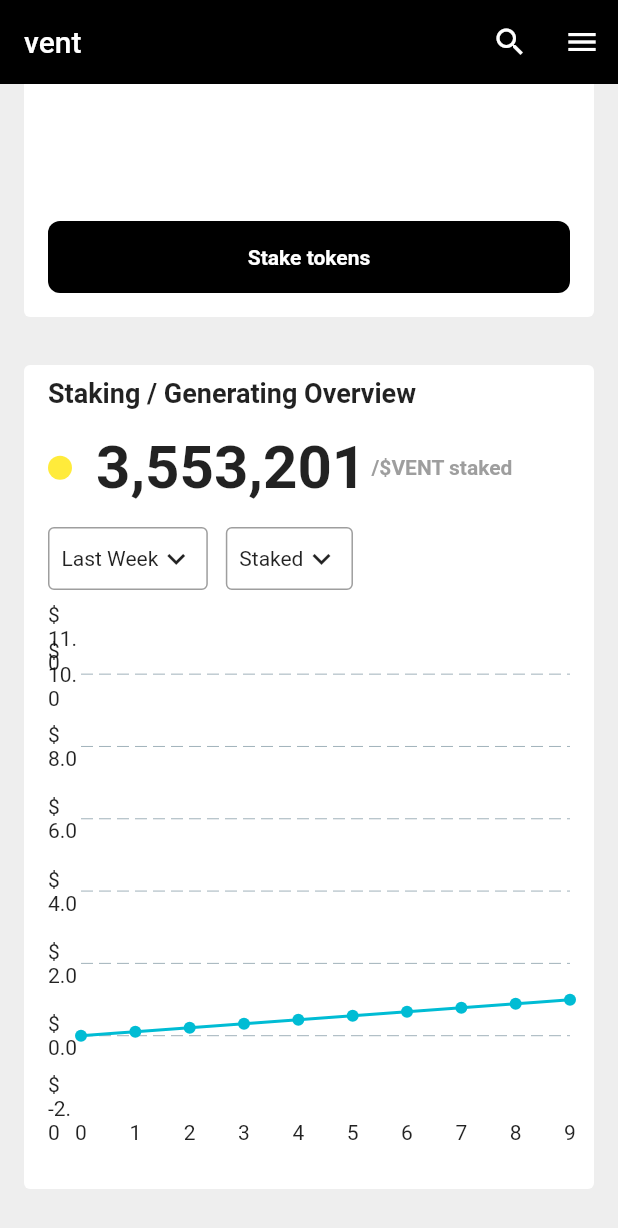
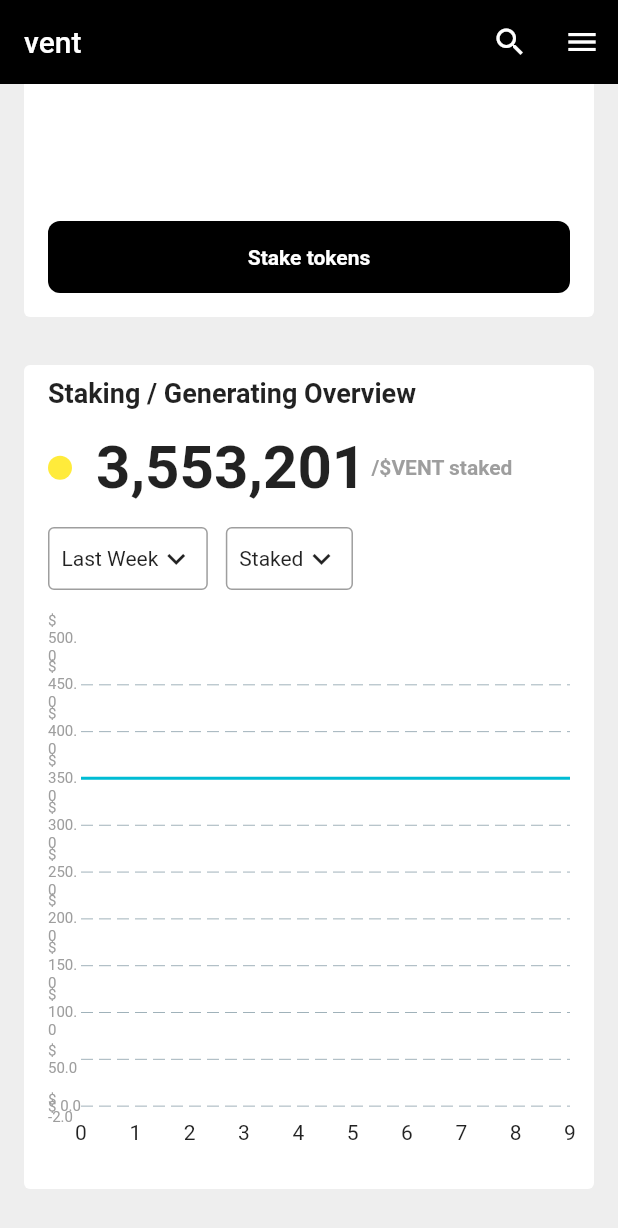
Before and after one commit to JAICHANGPARK/flutter_notebook_19th_story, a Flutter app: the screen it shows after launch, scrolled down 466 dp, on a phone screen of 412 x 824 dp. Shown: the top 1228 px of the screen. Run offline on Flutter 3.47's test engine with Material 2 defaults, Android fonts, the phone set to English and light mode, and no system bars; drawn by our look-alikes of countup, fl_chart; our stand-ins replace cached_network_image, flutter_riverpod, freezed_annotation, smooth_page_indicator, video_player.

Commit message:
Update staking_main_page.dart

```diff
--- a/lib/ep1117_staking_app/src/ui/staking_main_page.dart
+++ b/lib/ep1117_staking_app/src/ui/staking_main_page.dart
@@ -600,26 +600,34 @@ class _StakingMainPageState extends State<StakingMainPage> with SingleTickerProv
                                   rightTitles: AxisTitles(),
                                   leftTitles: AxisTitles(
                                     sideTitles: SideTitles(
-                                      showTitles: true,
-                                      getTitlesWidget: (v, meta){
-                                        return Text("\$ $v");
-                                      }
-                                    ),
+                                        showTitles: true,
+                                        getTitlesWidget: (v, meta) {
+                                          return Text(
+                                            "\$ $v",
+                                            style: TextStyle(
+                                              fontSize: 10,
+                                              color: Colors.grey,
+                                            ),
+                                          );
+                                        }),
                                   ),
                                 ),
                                 borderData: FlBorderData(
                                   show: false,
                                 ),
-                                maxY: 11,
+                                maxY: 500,
                                 minY: -2,
                                 lineBarsData: [
                                   LineChartBarData(
                                     isCurved: true,
+                                    dotData: FlDotData(
+                                      show: false,
+                                    ),
                                     spots: List.generate(
                                       10,
                                       (index) => FlSpot(
                                         index.toDouble(),
-                                        index.toDouble() * Random().nextDouble(),
+                                        250 + (100 + Random().nextDouble()),
                                       ),
                                     ),
                                   )
```
